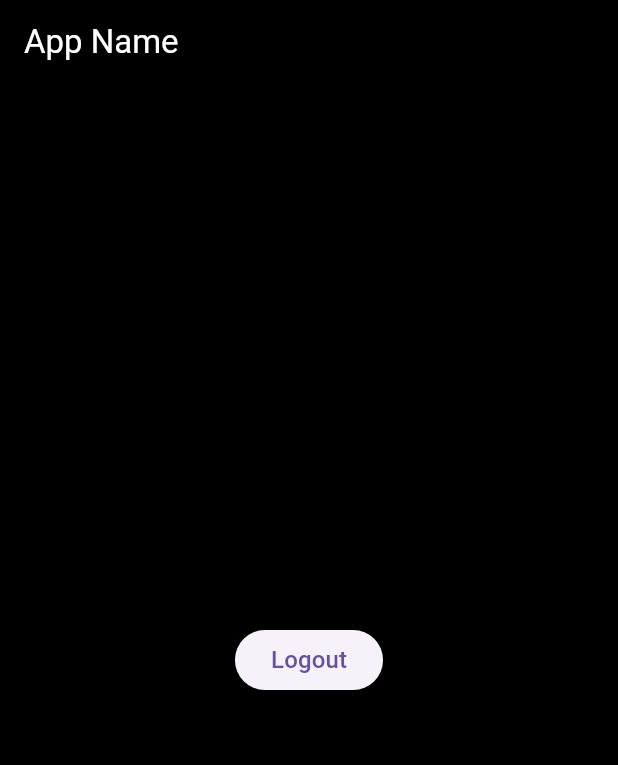
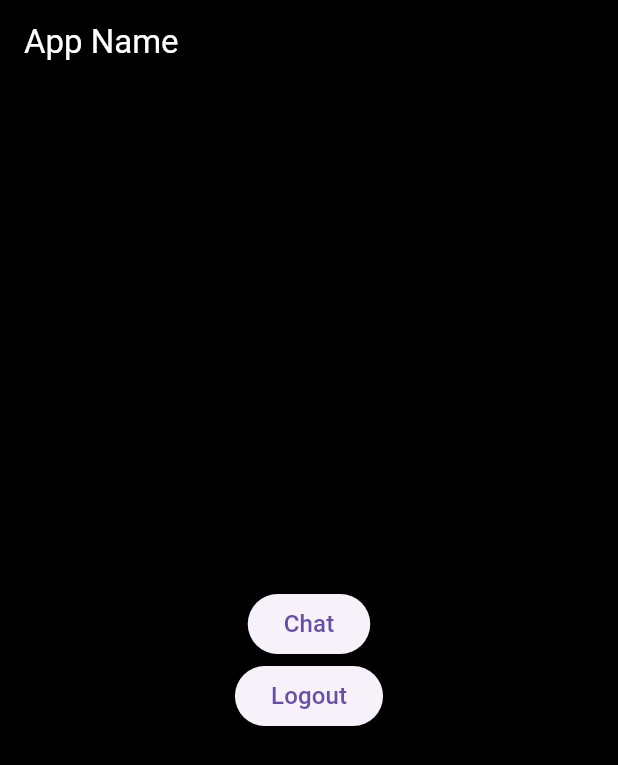
Before and after one commit to Atlan22x/project_gsc, a Flutter app: the screen it shows once a user with an empty profile is signed in, on a phone screen of 412 x 824 dp. Shown: the top 765 px of the screen. Run offline on Flutter 3.47's test engine with Material 3 defaults, Android fonts, the phone set to English and light mode, and no system bars; our stand-ins replace cloud_firestore, file_picker, firebase_auth, firebase_core, flutter_chat_types, flutter_chat_ui and 2 more; accounts and stored records are empty.

Commit message:
home.dart

```diff
--- a/lib/screens/home.dart
+++ b/lib/screens/home.dart
@@ -20,11 +20,30 @@ class _HomeState extends State<Home> {
         MaterialPageRoute(builder: (context) => const WidgetTree()));
   }
 
+  Future<void> ChatRoom() async {
+    if (!context.mounted) return;
+    Navigator.of(context).pushReplacement(
+        MaterialPageRoute(builder: (context) => const MyHomePage()));
+  }
+
   Widget _logOutButton() {
     return ElevatedButton(
       onPressed: logOut,
       child: const Text(
         'Logout',
+        style: TextStyle(
+          fontSize: 16,
+        ),
+      ),
+    );
+  }
+
+
+  Widget _ChatRoomButton() {
+    return ElevatedButton(
+      onPressed: ChatRoom,
+      child: const Text(
+        'Chat',
         style: TextStyle(
           fontSize: 16,
         ),
@@ -49,6 +68,7 @@ class _HomeState extends State<Home> {
           crossAxisAlignment: CrossAxisAlignment.center,
           mainAxisAlignment: MainAxisAlignment.center,
           children: <Widget>[
+            _ChatRoomButton(),
             _logOutButton(),
           ],
         ),
```
